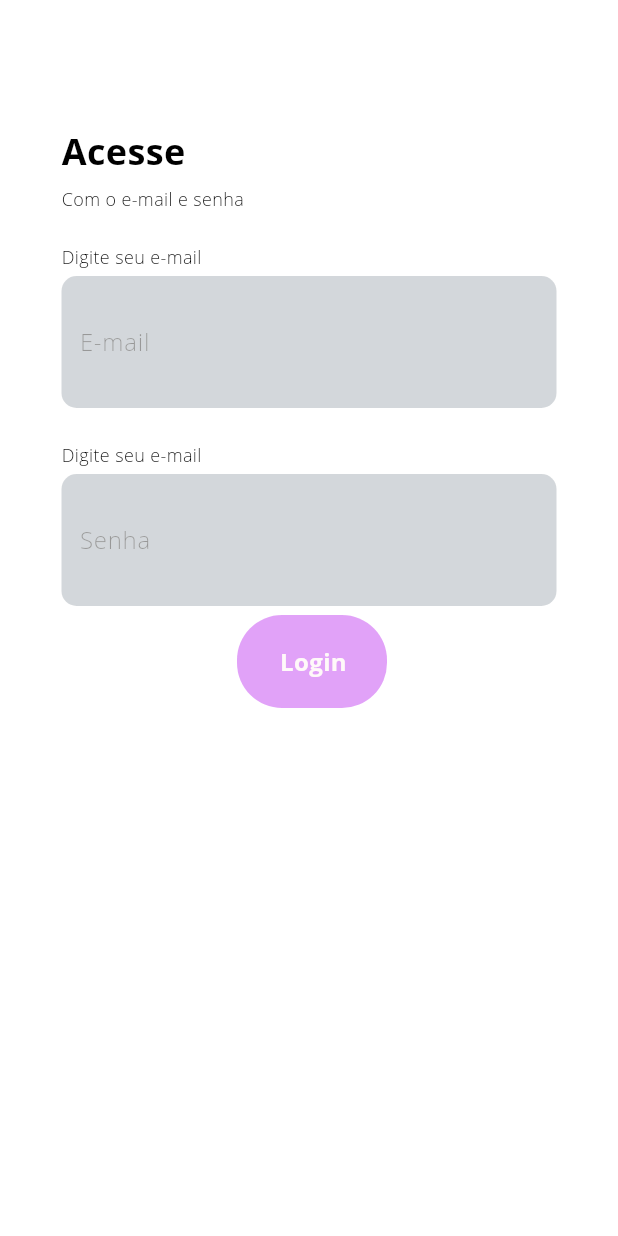
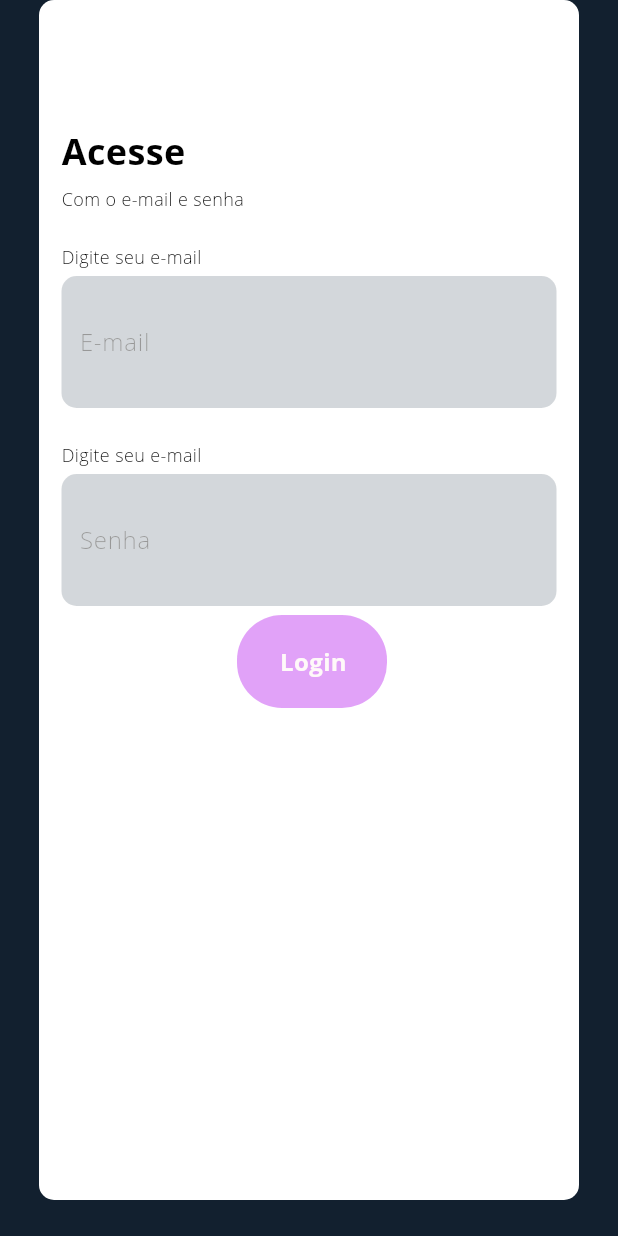
Before and after one commit to JoaoCosme/IHC, a Flutter app: the screen it shows after launch, on a phone screen of 412 x 824 dp. Run offline on Flutter 3.47's test engine with Material 3 defaults, Android fonts, the phone set to English and light mode, and no system bars; Roboto replaces fonts that are missing (Open Sans).

Commit message:
ihc: add peça funcionando

```diff
--- a/ihc_segunda_costura/lib/admin/peca_editavel.dart
+++ b/ihc_segunda_costura/lib/admin/peca_editavel.dart
@@ -43,7 +43,7 @@ class PecaEditavel extends StatelessWidget {
               ),
               const SizedBox(width: 21),
               SizedBox(
-                width: 250,
+                width: 200,
                 height: 70,
                 child: Row(
                   mainAxisSize: MainAxisSize.min,
--- a/ihc_segunda_costura/lib/main.dart
+++ b/ihc_segunda_costura/lib/main.dart
@@ -12,7 +12,9 @@
   @override
   Widget build(BuildContext context) {
     return MaterialApp(
-      theme: ThemeData.dark().copyWith(scaffoldBackgroundColor: Colors.white),
+      theme: ThemeData.dark().copyWith(
+        scaffoldBackgroundColor: const Color.fromARGB(255, 18, 32, 47),
+      ),
       home: Scaffold(
         body: ListView(children: const [
           LoginPage(),
```
